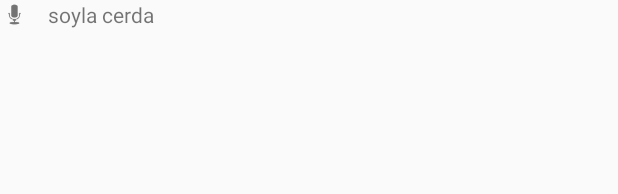
After one commit to ecs90/MercadoLibre_PaymentApp_Test, an Android app: the layout item_imagetext.xml on its own in the app's theme, with its tools: preview values and no code run, on a phone screen of 412 x 824 dp. The commit adds this screen. Shown: the top 194 px of the screen. Run offline under Robolectric (Android 15) with nearby library versions, the phone set to English and light mode, and no system bars.

Commit message:
changes in PMModel, layout for inner spinner, filter to PM to credit_card

```diff
--- a/app/build.gradle
+++ b/app/build.gradle
@@ -28,8 +28,5 @@ dependencies {
     implementation 'com.android.support:design:28.0.0'
 
     //retrofit library
-    implementation 'com.squareup.retrofit2:retrofit:2.5.0'
-
-    //gson converter
-    implementation 'com.google.code.gson:gson:2.8.5'
+    implementation 'com.squareup.retrofit2:converter-gson:2.5.0'
 }
--- a/app/src/main/java/com/example/meli/PaymentMethodModel.java
+++ b/app/src/main/java/com/example/meli/PaymentMethodModel.java
@@ -6,7 +6,7 @@ import com.google.gson.annotations.SerializedName;
 public class PaymentMethodModel {
     @SerializedName("id")
     @Expose
-    public int id;
+    public String id;
 
     @SerializedName("name")
     @Expose
@@ -20,11 +20,11 @@ public class PaymentMethodModel {
     @Expose
     public String URLimage;
 
-    public int getId() {
+    public String getId() {
         return id;
     }
 
-    public void setId(int id) {
+    public void setId(String id) {
         this.id = id;
     }
 
--- a/app/src/main/java/com/example/meli/RetrofitClientInstance.java
+++ b/app/src/main/java/com/example/meli/RetrofitClientInstance.java
@@ -1,6 +1,7 @@
 package com.example.meli;
 
 import retrofit2.Retrofit;
+import retrofit2.converter.gson.GsonConverterFactory;
 
 public class RetrofitClientInstance {
     private static Retrofit retrofit;
@@ -10,6 +11,7 @@ public class RetrofitClientInstance {
         if (retrofit == null) {
             retrofit = new Retrofit.Builder()
                     .baseUrl(BASE_URL)
+                    .addConverterFactory(GsonConverterFactory.create())
                     .build();
         }
         return retrofit;
--- /dev/null
+++ b/app/src/main/res/layout/item_imagetext.xml
@@ -0,0 +1,20 @@
+<?xml version="1.0" encoding="utf-8"?>
+<LinearLayout xmlns:android="http://schemas.android.com/apk/res/android"
+    android:layout_width="match_parent"
+    android:layout_height="wrap_content"
+    xmlns:tools="http://schemas.android.com/tools"
+    android:orientation="horizontal">
+
+    <ImageView
+        android:layout_width="wrap_content"
+        android:layout_height="match_parent"
+        android:scaleType="fitStart"
+        tools:srcCompat="@android:drawable/ic_btn_speak_now" />
+
+    <TextView
+        android:layout_width="0dp"
+        android:layout_height="wrap_content"
+        tools:text="soyla cerda"
+        android:layout_weight="1" />
+
+</LinearLayout>
```
Also changed, not shown: app/src/main/java/com/example/meli/PaymentMethodActivity.java (+43 -9 lines), app/src/main/java/com/example/meli/RetrofitInterface.java (+3 -5 lines), app/src/main/res/layout/activity_payment_method.xml (renamed from app/src/main/res/layout/activity_paymentMethod.xml).
